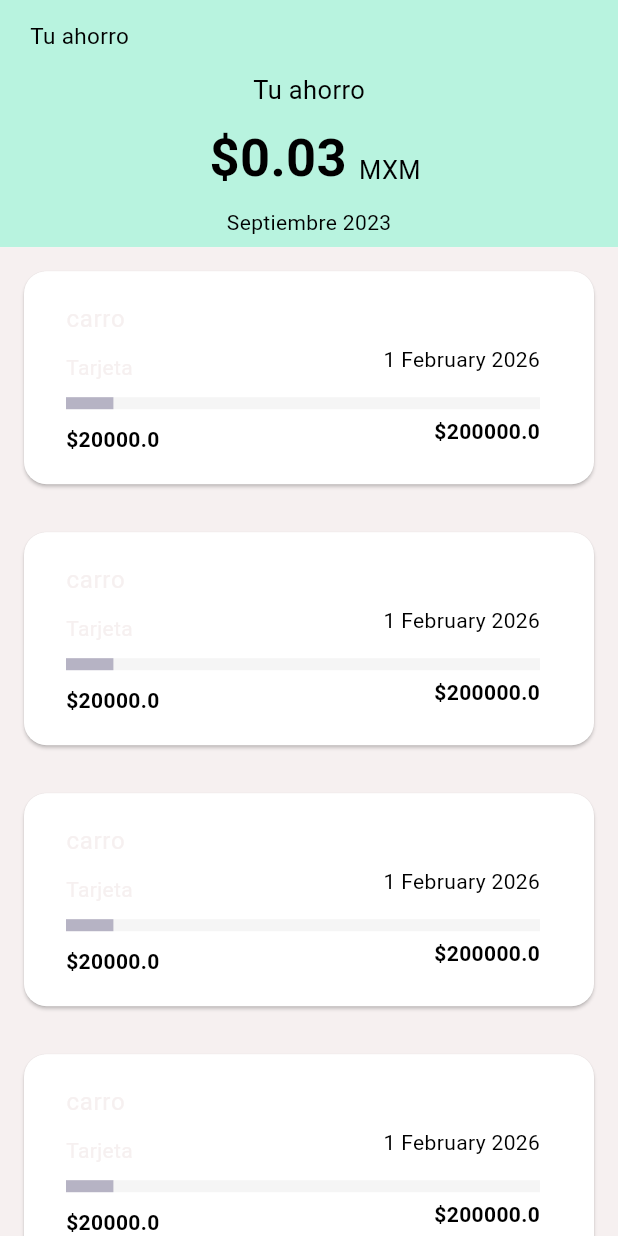
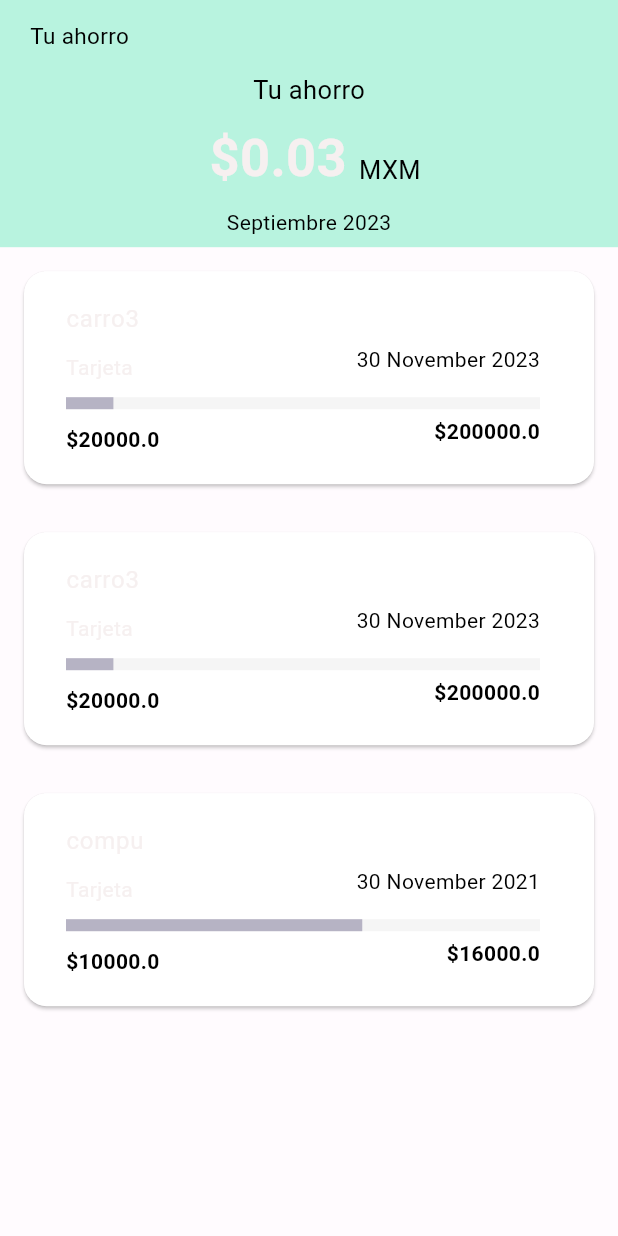
Before and after one commit to valrmzl/ProyectoMovilesVNS, a Flutter app: the Ahorros widget shown alone on an empty page, opened directly, on a phone screen of 412 x 824 dp. Run offline on Flutter 3.47's test engine with Material 2 defaults, Android fonts, the phone set to English and light mode, and no system bars; our stand-ins replace bloc, carousel_slider, equatable, flutter_bloc, permission_handler, table_calendar; network calls fail.

Commit message:
hacer que los datos de ahorros sean tomados de un json

```diff
--- a/lib/Screens/ahorros.dart
+++ b/lib/Screens/ahorros.dart
@@ -1,4 +1,7 @@
+import 'dart:convert';
+
 import 'package:flutter/material.dart';
+import 'package:flutter/services.dart';
 import 'package:flutter_bloc/flutter_bloc.dart';
 import 'package:proyecto_vsn/Screens/ahorro_item.dart';
 import 'package:proyecto_vsn/Screens/nueva_meta.dart';
@@ -18,22 +21,62 @@ class Ahorro {
     required this.fecha,
     required this.progreso,
   });
+
+  factory Ahorro.fromJson(Map<String, dynamic> json) {
+    return Ahorro(
+      nombre: json['nombre'] as String,
+      meta: json['meta'].toDouble() as double,
+      origen: json['origen'] as String,
+      fecha: DateTime.parse(json['fecha']) as DateTime,
+      progreso: json['progreso'].toDouble() as double,
+    );
+  }
 }
 
-class Ahorros extends StatelessWidget {
+class Ahorros extends StatefulWidget {
   Ahorros({super.key});
 
-  final Ahorro item = Ahorro(
-      nombre: 'carro',
-      meta: 200000,
-      origen: 'Tarjeta',
-      fecha: DateTime(2026),
-      progreso: 20000);
+  @override
+  State<Ahorros> createState() => _AhorrosState();
+}
+
+class _AhorrosState extends State<Ahorros> {
+  late Ahorro item;
+  late List<Ahorro> items;
+
+  Future<List<Ahorro>> loadJsonData() async {
+    final jsonString = await rootBundle.loadString('lib/data/ahorro.json');
+    final jsonData = json.decode(jsonString);
+    List<Ahorro> lista = [];
+    for (int i = 0; i < jsonData.length; i++) {
+      lista.add(Ahorro.fromJson(jsonData[i]));
+    }
+    return lista;
+  }
+
+  @override
+  void initState() {
+    super.initState();
+    loadJsonData().then((loadedData) {
+      setState(() {
+        items = loadedData;
+      });
+    });
+  }
 
   @override
   Widget build(BuildContext context) {
+    return FutureBuilder<List<Ahorro>>(
+      future: loadJsonData(),
+      builder: (context, snapshot) {
+        if (snapshot.connectionState == ConnectionState.waiting) {
+          return CircularProgressIndicator(); // Show a loading indicator.
+        } else if (snapshot.hasError) {
+          return Text('Error: ${snapshot.error}');
+        } else {
+          items = snapshot.data!;
           return BlocBuilder<ThemeBloc, ThemeState>(
-      builder: (context, themeState){
+            builder: (context, themeState) {
               return SingleChildScrollView(
                 child: Column(
                   children: [
@@ -48,8 +91,11 @@ class Ahorros extends StatelessWidget {
                               padding: const EdgeInsets.only(left: 20.0),
                               child: Text(
                                 'Tu ahorro',
-                      style:
-                          TextStyle(fontSize: 15, color: themeState.themeData.colorScheme.shadow,),
+                                style: TextStyle(
+                                  fontSize: 15,
+                                  color:
+                                      themeState.themeData.colorScheme.shadow,
+                                ),
                               ),
                             ),
                             Padding(
@@ -59,18 +105,23 @@ class Ahorros extends StatelessWidget {
                                   // Navigate to the second screen
                                   Navigator.push(
                                     context,
-                          MaterialPageRoute(builder: (context) => NuevaMeta()),
+                                    MaterialPageRoute(
+                                        builder: (context) => NuevaMeta()),
                                   );
                                 },
                                 child: Text('+ Nueva meta',
                                     style: TextStyle(
-                              fontSize: 15, fontWeight: FontWeight.bold)),
+                                        fontSize: 15,
+                                        fontWeight: FontWeight.bold)),
                               ),
                             )
                           ],
                         ),
                         Text('Tu ahorro',
-                  style: TextStyle(fontSize: 17, color: themeState.themeData.colorScheme.shadow,)),
+                            style: TextStyle(
+                              fontSize: 17,
+                              color: themeState.themeData.colorScheme.shadow,
+                            )),
                         Row(
                           mainAxisAlignment: MainAxisAlignment.center,
                           crossAxisAlignment: CrossAxisAlignment.end,
@@ -79,42 +130,42 @@ class Ahorros extends StatelessWidget {
                               padding: const EdgeInsets.all(8.0),
                               child: Text(
                                 r"$0.03",
-                      style:
-                          TextStyle(fontSize: 35, fontWeight: FontWeight.bold ,color: themeState.themeData.colorScheme.shadow ),
+                                style: TextStyle(
+                                    fontSize: 35, fontWeight: FontWeight.bold),
                               ),
                             ),
                             Padding(
                               padding: const EdgeInsets.only(bottom: 13),
                               child: Text('MXM',
                                   style: TextStyle(
-                            fontSize: 17, color: themeState.themeData.colorScheme.shadow,)),
+                                    fontSize: 17,
+                                    color:
+                                        themeState.themeData.colorScheme.shadow,
+                                  )),
                             )
                           ],
                         ),
                         Text('Septiembre 2023',
-                  style: TextStyle(color: themeState.themeData.colorScheme.shadow,))
+                            style: TextStyle(
+                              color: themeState.themeData.colorScheme.shadow,
+                            ))
                       ]),
                     ),
-          Container(
-            color: themeState.themeData.colorScheme.onSurfaceVariant,
-            child: Column(children: [
-              AhorroItem(data: item),
-              AhorroItem(data: item),
-              AhorroItem(data: item),
-              AhorroItem(data: item),
-              AhorroItem(data: item),
-              AhorroItem(data: item),
-              AhorroItem(data: item),
-            ]),
+                    ListView.builder(
+                      shrinkWrap: true,
+                      physics: NeverScrollableScrollPhysics(),
+                      itemCount: items.length,
+                      itemBuilder: (context, index) {
+                        return AhorroItem(data: items[index]);
+                      },
                     ),
-
-
                   ],
                 ),
               );
             },
-
           );
-
+        }
+      },
+    );
   }
 }
--- a/lib/Screens/ingresos.dart
+++ b/lib/Screens/ingresos.dart
@@ -1,7 +1,6 @@
 import 'package:flutter/material.dart';
 import 'package:flutter_bloc/flutter_bloc.dart';
 import 'package:proyecto_vsn/Screens/ingreso_item.dart';
-// ignore: unused_import
 import 'package:proyecto_vsn/Screens/nuevo_ingreso.dart';
 import 'package:proyecto_vsn/theme/bloc/theme_bloc.dart';
 
--- /dev/null
+++ b/lib/data/ahorro.json
@@ -0,0 +1,23 @@
+[
+    {
+        "nombre": "carro3",
+        "meta": 200000,
+        "origen": "Tarjeta",
+        "fecha": "2023-10-30 14:30:00",
+        "progreso": 20000
+    },
+    {
+        "nombre": "carro3",
+        "meta": 200000,
+        "origen": "Tarjeta",
+        "fecha": "2023-10-30 14:30:00",
+        "progreso": 20000
+    },
+    {
+        "nombre": "compu",
+        "meta": 16000,
+        "origen": "Tarjeta",
+        "fecha": "2021-10-30 14:30:00",
+        "progreso": 10000
+    }
+]
```
Also changed, not shown: pubspec.yaml (+59 -59 lines), pubspec.lock. Lines whose indentation alone changed are shown as unchanged.
